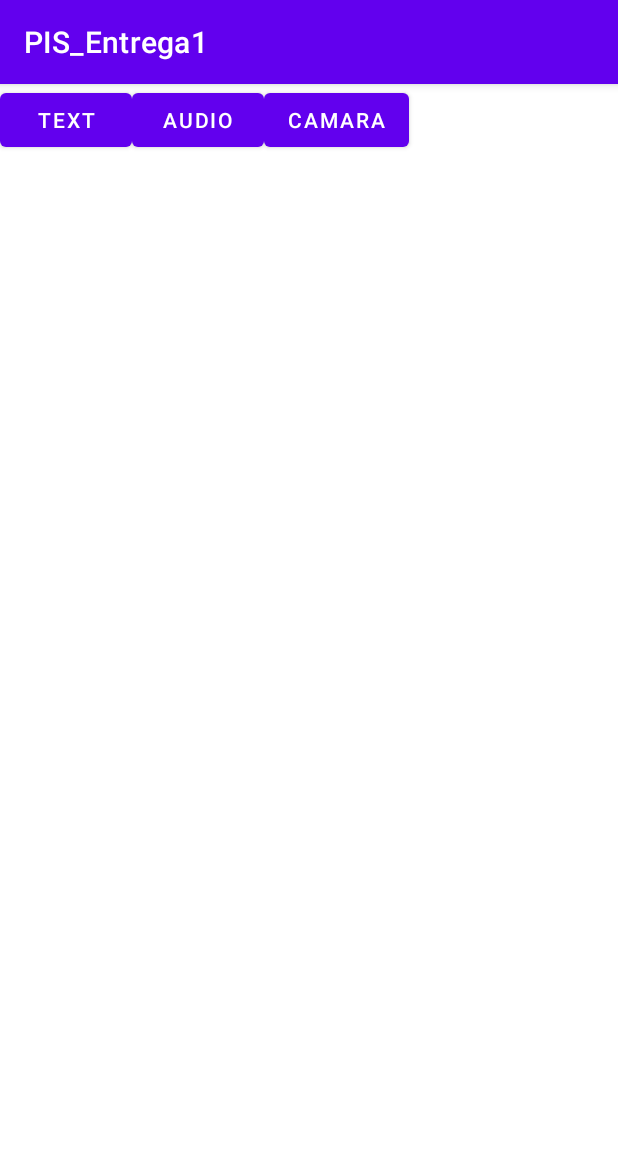
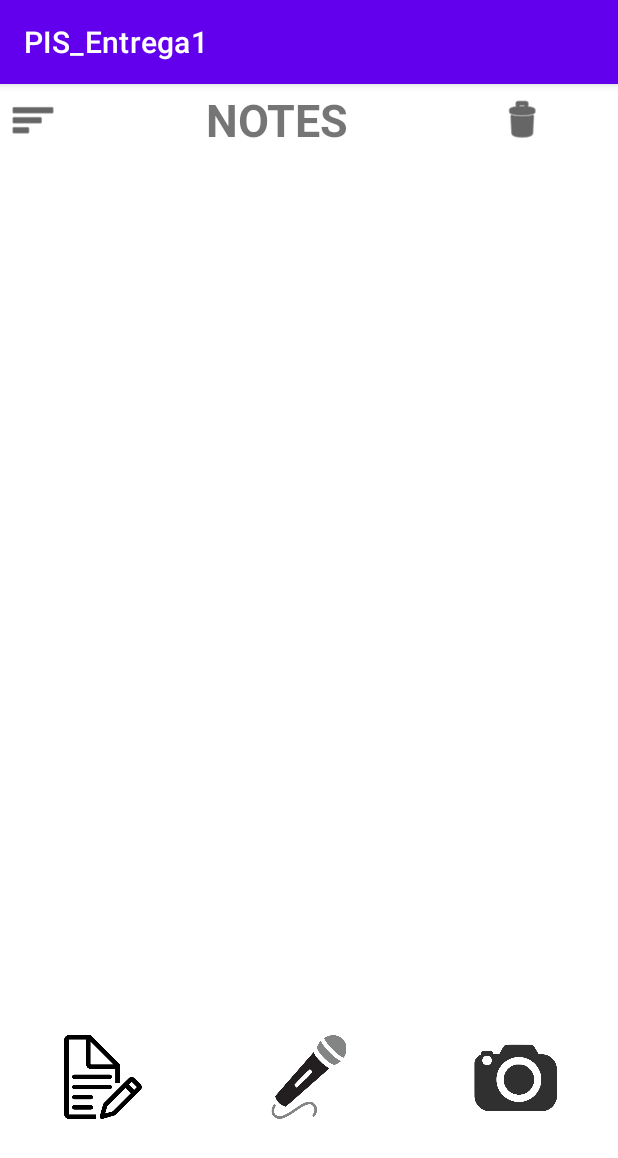
Before and after one commit to SergioFerrando/Unobliviate, an Android app: the screen it shows after launch (MainActivity), on a phone screen of 412 x 824 dp. Shown: the top 1158 px of the screen. Run offline under Robolectric (Android 15) with nearby library versions, the phone set to English and light mode, and no system bars.

Commit message:
hago avances ;)

```diff
--- a/app/src/main/res/layout/activity_main.xml
+++ b/app/src/main/res/layout/activity_main.xml
@@ -7,27 +7,117 @@
     tools:context=".MainActivity">
 
     <LinearLayout
+        android:id="@+id/linearLayout2"
         android:layout_width="match_parent"
         android:layout_height="match_parent"
-        android:orientation="horizontal">
+        android:orientation="vertical"
+        tools:layout_editor_absoluteX="0dp"
+        tools:layout_editor_absoluteY="0dp">
 
-        <Button
-            android:id="@+id/TextButton"
-            android:layout_width="wrap_content"
+        <LinearLayout
+            android:layout_width="match_parent"
             android:layout_height="wrap_content"
-            android:text="Text" />
+            android:orientation="horizontal" >
 
-        <Button
-            android:id="@+id/AudioButton"
-            android:layout_width="wrap_content"
-            android:layout_height="wrap_content"
-            android:text="Audio" />
+            <ImageButton
+                android:id="@+id/sortButton"
+                android:layout_width="120dp"
+                android:layout_height="match_parent"
+                android:layout_gravity="center_horizontal"
+                android:layout_weight="1"
+                android:adjustViewBounds="true"
+                android:background="#00FFFFFF"
+                android:padding="20dp"
+                android:scaleType="center"
+                android:tint="#000000"
+                app:srcCompat="@android:drawable/ic_menu_sort_by_size" />
 
-        <Button
-            android:id="@+id/CameraButton"
-            android:layout_width="wrap_content"
-            android:layout_height="wrap_content"
-            android:text="Camara" />
+            <TextView
+                android:id="@+id/textView"
+                android:layout_width="358dp"
+                android:layout_height="match_parent"
+                android:layout_weight="1"
+                android:gravity="center"
+                android:text="NOTES"
+                android:textSize="30sp"
+                android:textStyle="bold" />
+
+            <ImageButton
+                android:id="@+id/basuraButton"
+                android:layout_width="120dp"
+                android:layout_height="48dp"
+                android:layout_gravity="center_horizontal"
+                android:layout_weight="1"
+                android:adjustViewBounds="true"
+                android:background="#00FFFFFF"
+                android:contentDescription="@string/audio_button"
+                android:scaleType="centerInside"
+                android:tint="#000000"
+                app:srcCompat="@android:drawable/ic_menu_delete" />
+
+            <ImageButton
+                android:id="@+id/addButton"
+                android:layout_width="118dp"
+                android:layout_height="match_parent"
+                android:layout_gravity="center_horizontal"
+                android:layout_weight="1"
+                android:adjustViewBounds="true"
+                android:background="#00FFFFFF"
+                android:padding="20dp"
+                android:scaleType="center"
+                android:tint="#000000"
+                tools:srcCompat="@android:drawable/ic_input_add" />
+        </LinearLayout>
+
+        <ScrollView
+            android:layout_width="match_parent"
+            android:layout_height="586dp">
+
+        </ScrollView>
+
+        <LinearLayout
+            android:layout_width="match_parent"
+            android:layout_height="match_parent"
+            android:layout_weight="1"
+            android:orientation="horizontal">
+
+            <ImageButton
+                android:id="@+id/TextButton"
+                android:layout_width="63dp"
+                android:layout_height="56dp"
+                android:layout_gravity="center_horizontal"
+                android:layout_weight="1"
+                android:adjustViewBounds="true"
+                android:background="#FFFFFF"
+                android:contentDescription="@string/audio_button"
+                android:scaleType="centerInside"
+                app:srcCompat="@drawable/tex" />
+
+            <ImageButton
+                android:id="@+id/AudioButton"
+                android:layout_width="65dp"
+                android:layout_height="56dp"
+                android:layout_gravity="center_horizontal"
+                android:layout_weight="1"
+                android:adjustViewBounds="true"
+                android:background="#FFFFFF"
+                android:contentDescription="@string/audio_button"
+                android:scaleType="centerInside"
+                app:srcCompat="@drawable/micro" />
+
+            <ImageButton
+                android:id="@+id/CameraButton"
+                android:layout_width="62dp"
+                android:layout_height="56dp"
+                android:layout_gravity="center_horizontal"
+                android:layout_weight="1"
+                android:adjustViewBounds="true"
+                android:background="#FFFFFF"
+                android:contentDescription="@string/photo_button"
+                android:scaleType="centerInside"
+                app:srcCompat="@drawable/camara" />
+        </LinearLayout>
+
     </LinearLayout>
 
 </androidx.constraintlayout.widget.ConstraintLayout>
```
